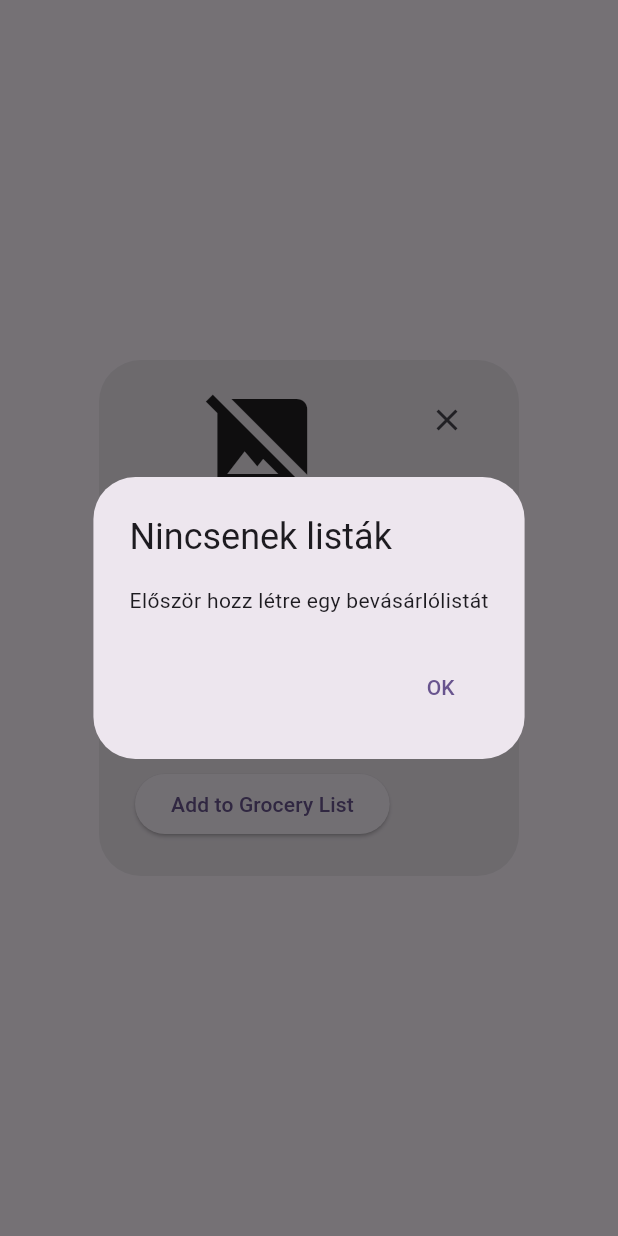
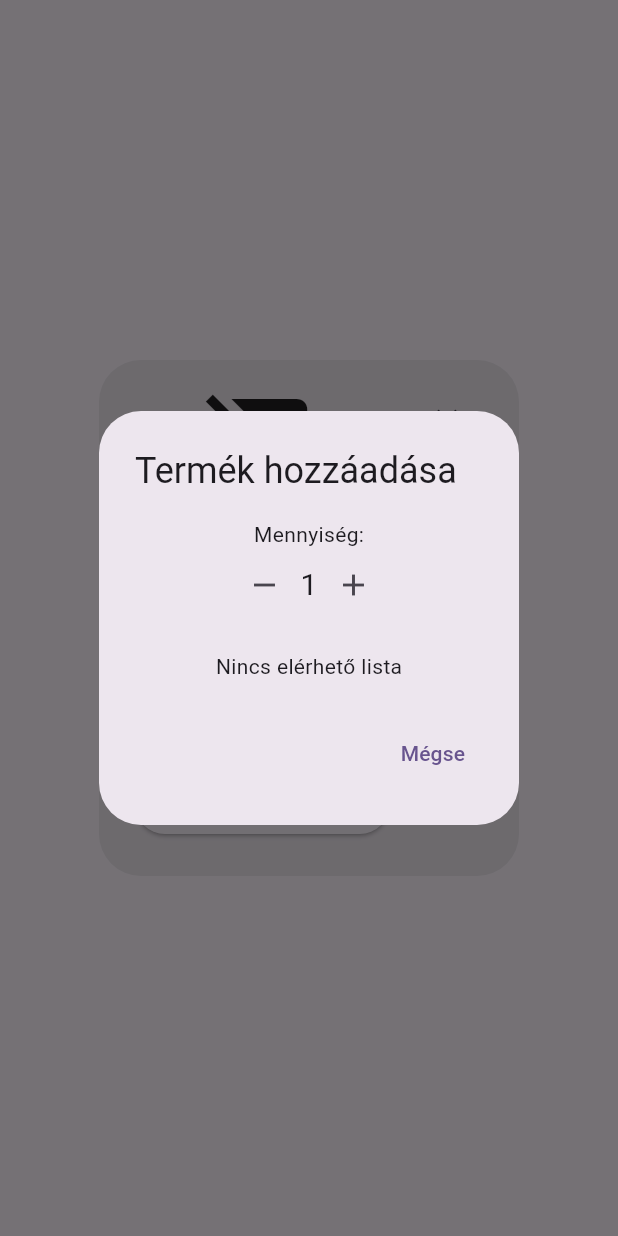
Before and after one commit to andrasmark/shopListApp, a Flutter app: the ItemInfo widget shown alone on an empty page, opened directly with empty values, after a tap on "Add to Grocery List", on a phone screen of 412 x 824 dp. Run offline on Flutter 3.47's test engine with Material 3 defaults, Android fonts, the phone set to English and light mode, and no system bars; our stand-ins replace cloud_firestore, firebase_auth, firebase_core, flutter_speed_dial, google_fonts, modal_progress_hud_nsn; accounts and stored records are empty; network calls fail.

Commit message:
User can set the quantity of a product when adding it to a list

```diff
--- a/shop_list_app/frontend/lib/components/product/item_info.dart
+++ b/shop_list_app/frontend/lib/components/product/item_info.dart
@@ -11,6 +11,7 @@ class ItemInfo extends StatelessWidget {
   final UserService _userService = UserService();
   final ProductService _productService = ProductService();
   final AuthService _authService = AuthService();
+  int _quantity = 1;
 
   ItemInfo({super.key, required this.product});
 
@@ -19,6 +20,7 @@ class ItemInfo extends StatelessWidget {
       await _productService.addProductToList(
         listId: listId,
         productId: product.productUID!,
+        quantity: _quantity,
         productName: product.productName!,
         productImage: product.productImage,
         price: product.productPrice,
@@ -26,13 +28,13 @@ class ItemInfo extends StatelessWidget {
         discount: product.productDiscount,
         subtitle: product.productSubtitle,
       );
-      Navigator.pop(context); // Bezárjuk a listaválasztó dialógust
+      Navigator.pop(context);
       ScaffoldMessenger.of(context).showSnackBar(
-        SnackBar(content: Text('Termék hozzáadva a listához')),
+        SnackBar(content: Text('$_quantity db termék hozzáadva')),
       );
     } catch (e) {
       ScaffoldMessenger.of(context).showSnackBar(
-        SnackBar(content: Text('Hiba történt: ${e.toString()}')),
+        SnackBar(content: Text('Hiba: ${e.toString()}')),
       );
     }
   }
@@ -40,60 +42,67 @@ class ItemInfo extends StatelessWidget {
   void _showListSelectionDialog(BuildContext context) {
     showDialog(
       context: context,
-      builder: (context) => FutureBuilder<List<Map<String, dynamic>>>(
-        future: _userService.getUserGroceryLists(
-            _authService.getUserId()), // TODO: Jelenlegi user ID beillesztése
-        builder: (context, snapshot) {
-          if (snapshot.connectionState == ConnectionState.waiting) {
-            return AlertDialog(
-              title: Text('Listák betöltése...'),
-              content: CircularProgressIndicator(),
-            );
-          }
-
-          if (snapshot.hasError || !snapshot.hasData) {
-            return AlertDialog(
-              title: Text('Hiba'),
-              content: Text('Nem sikerült betölteni a listákat'),
-              actions: [
-                TextButton(
-                  onPressed: () => Navigator.pop(context),
-                  child: Text('OK'),
+      builder: (context) => StatefulBuilder(
+        builder: (context, setState) {
+          return AlertDialog(
+            title: Text('Termék hozzáadása'),
+            content: Column(
+              mainAxisSize: MainAxisSize.min,
+              children: [
+                Text('Mennyiség:'),
+                Row(
+                  mainAxisAlignment: MainAxisAlignment.center,
+                  children: [
+                    IconButton(
+                      icon: Icon(Icons.remove),
+                      onPressed: () {
+                        if (_quantity > 1) {
+                          setState(() => _quantity--);
+                        }
+                      },
+                    ),
+                    Text('$_quantity', style: TextStyle(fontSize: 20)),
+                    IconButton(
+                      icon: Icon(Icons.add),
+                      onPressed: () => setState(() => _quantity++),
+                    ),
+                  ],
+                ),
+                SizedBox(height: 20),
+                FutureBuilder<List<Map<String, dynamic>>>(
+                  future: _userService
+                      .getUserGroceryLists(_authService.getUserId()),
+                  builder: (context, snapshot) {
+                    if (snapshot.connectionState == ConnectionState.waiting) {
+                      return CircularProgressIndicator();
+                    }
+                    if (snapshot.hasError || !snapshot.hasData) {
+                      return Text('Hiba a listák betöltésében');
+                    }
+                    final lists = snapshot.data!;
+                    if (lists.isEmpty) {
+                      return Text('Nincs elérhető lista');
+                    }
+                    return Column(
+                      children: lists
+                          .map((list) => ListTile(
+                                title:
+                                    Text(list['listName'] ?? 'Névtelen lista'),
+                                onTap: () =>
+                                    _addToGroceryList(context, list['id']),
+                              ))
+                          .toList(),
+                    );
+                  },
                 ),
               ],
-            );
-          }
-
-          final lists = snapshot.data!;
-          if (lists.isEmpty) {
-            return AlertDialog(
-              title: Text('Nincsenek listák'),
-              content: Text('Először hozz létre egy bevásárlólistát'),
-              actions: [
-                TextButton(
-                  onPressed: () => Navigator.pop(context),
-                  child: Text('OK'),
-                ),
-              ],
-            );
-          }
-
-          return AlertDialog(
-            title: Text('Válassz listát'),
-            content: SizedBox(
-              width: double.maxFinite,
-              child: ListView.builder(
-                shrinkWrap: true,
-                itemCount: lists.length,
-                itemBuilder: (context, index) {
-                  final list = lists[index];
-                  return ListTile(
-                    title: Text(list['listName'] ?? 'Névtelen lista'),
-                    onTap: () => _addToGroceryList(context, list['id']),
-                  );
-                },
+            ),
+            actions: [
+              TextButton(
+                onPressed: () => Navigator.pop(context),
+                child: Text('Mégse'),
               ),
-            ),
+            ],
           );
         },
       ),
```
Also changed, not shown: shop_list_app/frontend/lib/services/groceryLists_service.dart (+6 -6 lines), shop_list_app/frontend/lib/services/product_service.dart (+6 -1 lines).
